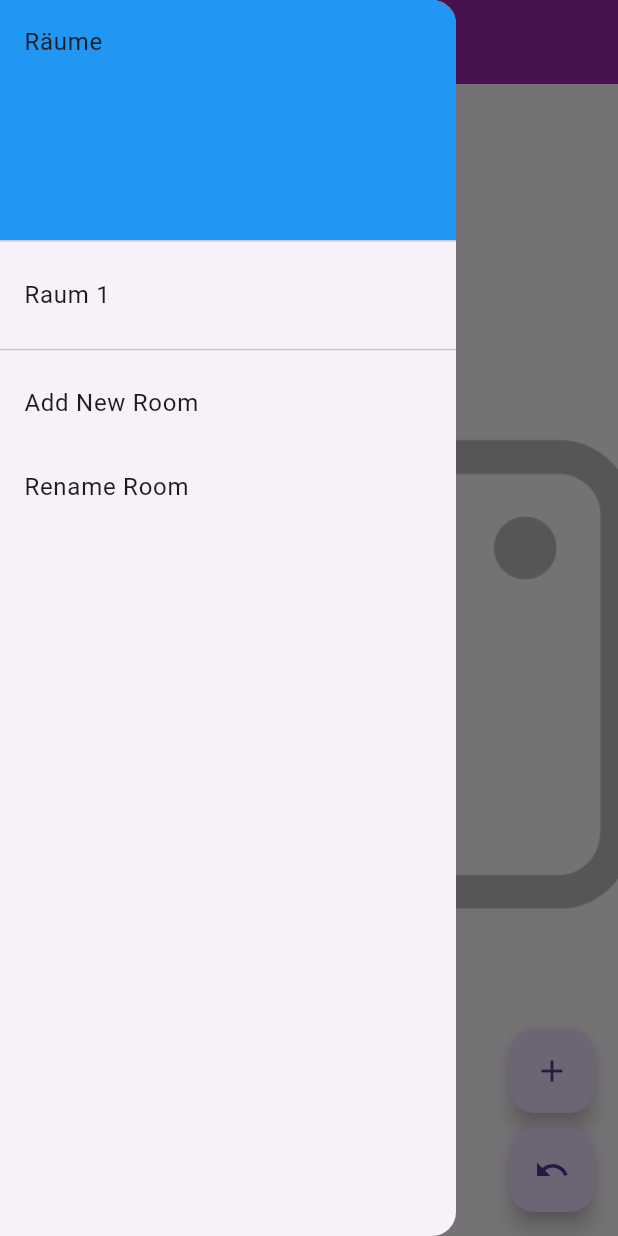
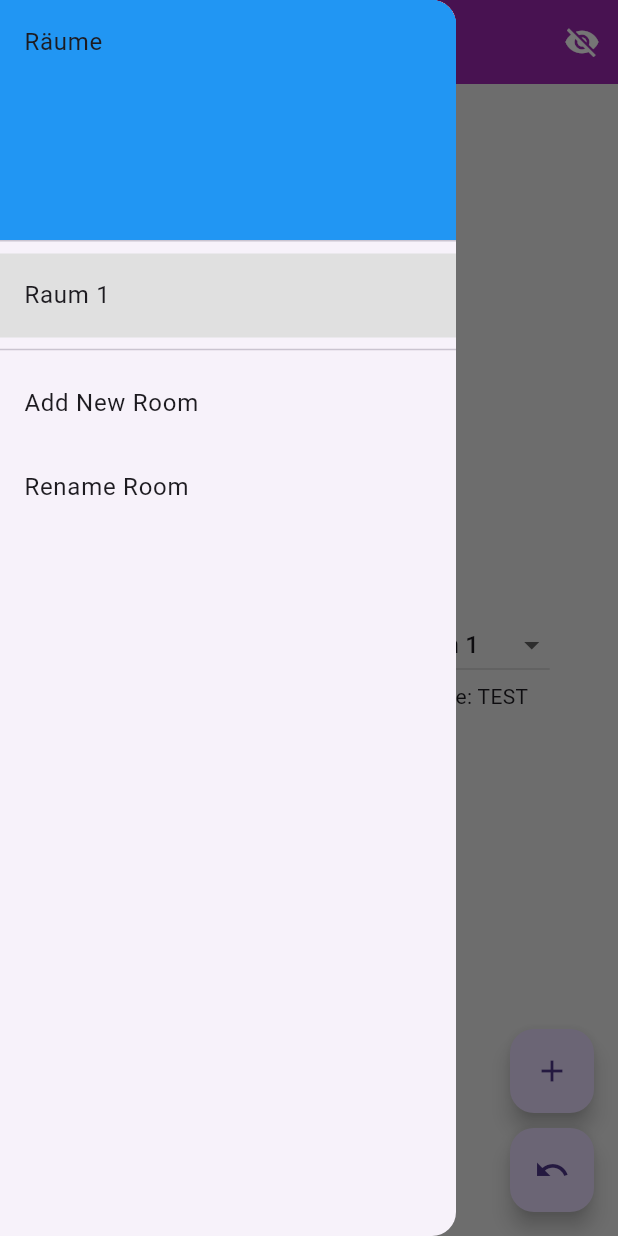
Before and after one commit to LukasPrommeg/aufmass_app, a Flutter app: the screen it shows after launch, with the side drawer open, on a phone screen of 412 x 824 dp. Run offline on Flutter 3.47's test engine with Material 3 defaults, Android fonts, the phone set to English and light mode, and no system bars; missing offline and left inert: event.

Commit message:
sidemenu rechts hinzugefügt

```diff
--- a/lib/drawing_page/drawing_page.dart
+++ b/lib/drawing_page/drawing_page.dart
@@ -20,6 +20,8 @@ class PlanPage extends StatefulWidget {
 class _PlanPageState extends State<PlanPage> {
   late List<Room> rooms;
   late Room currentRoom;
+  late String selectedDropdownValue; // Added variable to track dropdown value
+  bool isRightColumnVisible = true; // Track the visibility of the right column
 
   TextEditingController newRoomController = TextEditingController();
   TextEditingController renameRoomController = TextEditingController();
@@ -35,11 +37,11 @@ class _PlanPageState extends State<PlanPage> {
         drawingZone: DrawingZone(paintController: PaintController()),
         paintController: PaintController(),
       ),
-      //todo; save and load rooms
-      // Add more rooms as needed
+      // todo: save and load rooms
     ];
 
     currentRoom = rooms.first; // Set the initial room
+    selectedDropdownValue = 'Option 1'; // Set the initial dropdown value
   }
 
   void switchRoom(Room newRoom) {
@@ -73,6 +75,12 @@ class _PlanPageState extends State<PlanPage> {
     }
   }
 
+  void toggleRightColumnVisibility() {
+    setState(() {
+      isRightColumnVisible = !isRightColumnVisible;
+    });
+  }
+
   @override
   Widget build(BuildContext context) {
     return Scaffold(
@@ -80,8 +88,50 @@ class _PlanPageState extends State<PlanPage> {
         title: Text(currentRoom.name),
         foregroundColor: Colors.white,
         backgroundColor: Colors.purple,
+        actions: [
+          IconButton(
+            icon: Icon(isRightColumnVisible ? Icons.visibility_off : Icons.visibility),
+            onPressed: toggleRightColumnVisibility,
+          ),
+        ],
       ),
-      body: currentRoom.drawingZone,
+      body: Row(
+        children: [
+          Expanded(
+            child: currentRoom.drawingZone,
+          ),
+          // Sidemenü rechts
+          Visibility(
+            visible: isRightColumnVisible,
+            child: Container(
+              width: 200,
+              color: Colors.grey[200],
+              child: Column(
+                mainAxisAlignment: MainAxisAlignment.center,
+                children: [
+                  // Dropdown menü
+                  DropdownButton<String>(
+                    value: selectedDropdownValue,
+                    onChanged: (String? newValue) {
+                      setState(() {
+                        selectedDropdownValue = newValue!;
+                      });
+                    },
+                    items: <String>['Option 1', 'Werkstoff 2', 'Option 3', 'Option 4'] //sollte zur Wirklichen Liste von Werkstoffen  (WTF ERROR WENN NICHT "Option")
+                        .map<DropdownMenuItem<String>>((String value) {
+                      return DropdownMenuItem<String>(
+                        value: value,
+                        child: Text(value),
+                      );
+                    }).toList(),
+                  ),
+                  Text('Länge: TEST'),
+                ],
+              ),
+            ),
+          ),
+        ],
+      ),
       floatingActionButton: floatingButton(),
       drawer: Drawer(
         child: ListView(
@@ -96,6 +146,8 @@ class _PlanPageState extends State<PlanPage> {
             for (var room in rooms)
               ListTile(
                 title: Text(room.name),
+                // Highlight the selected room with a different color
+                tileColor: room == currentRoom ? Colors.grey[300] : null,
                 onTap: () {
                   switchRoom(room);
                   Navigator.pop(context); // Close the drawer
```
